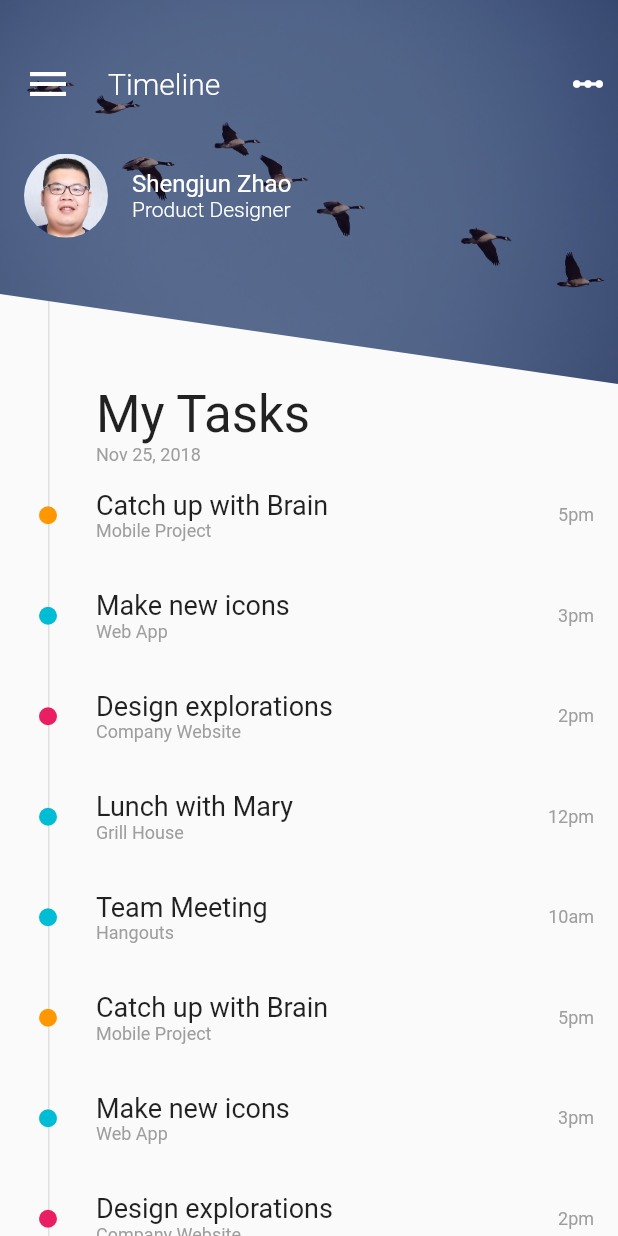
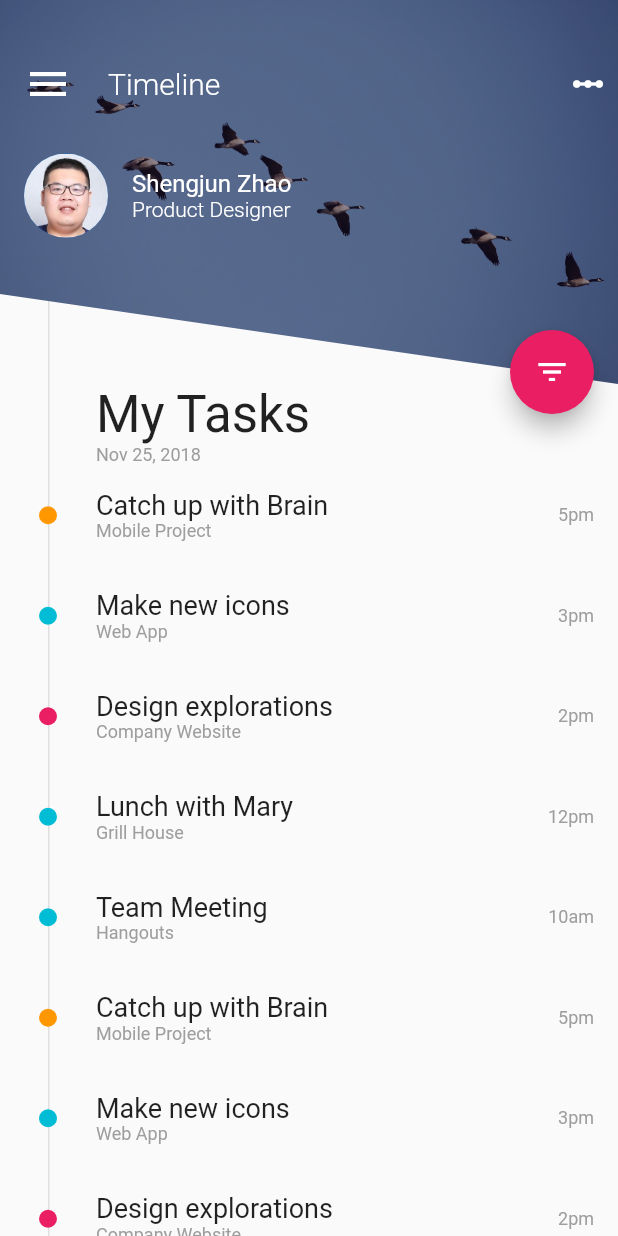
Before and after one commit to zhaoshengjun/flutter_list_ui, a Flutter app: the screen it shows after launch, on a phone screen of 412 x 824 dp. Run offline on Flutter 3.47's test engine with Material 2 defaults, Android fonts, the phone set to English and light mode, and no system bars.

Commit message:
add filter button

```diff
--- a/lib/main.dart
+++ b/lib/main.dart
@@ -187,6 +187,17 @@ class _MyHomePageState extends State<MyHomePage> {
     );
   }
 
+  Widget _buildFab() {
+    return new Positioned(
+        top: _imageHeight - 36.0,
+        right: 16.0,
+        child: new FloatingActionButton(
+          onPressed: () {},
+          backgroundColor: Colors.pink,
+          child: new Icon(Icons.filter_list),
+        ));
+  }
+
   @override
   Widget build(BuildContext context) {
     return new Scaffold(
@@ -196,7 +207,8 @@ class _MyHomePageState extends State<MyHomePage> {
           _buildImage(),
           _buildTopHeader(),
           _buildProfileRow(),
-          _buildBottomPart()
+          _buildBottomPart(),
+          _buildFab()
         ],
       ),
     );
```
